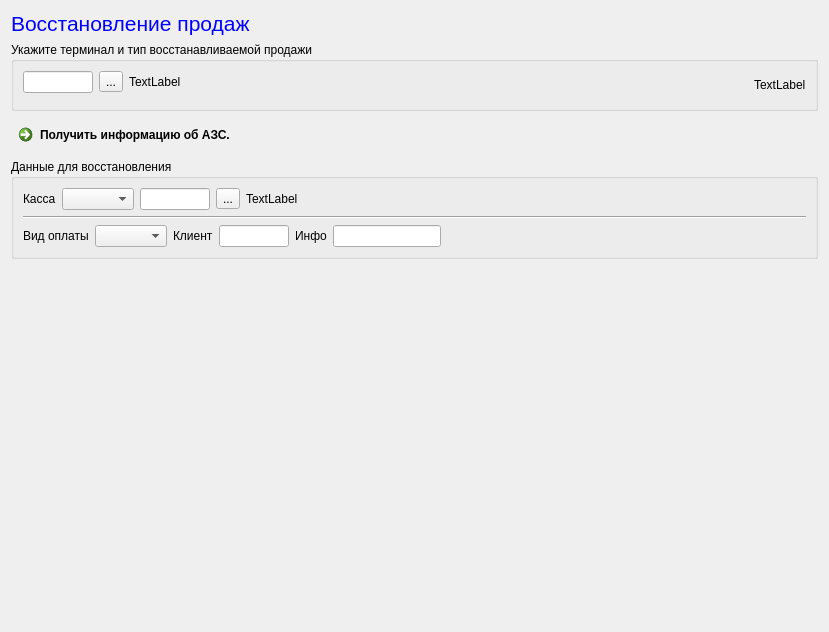
Before: the Qt Designer form lostcheckdialog.ui in rust3128/MPosEdit, drawn with Qt 5.
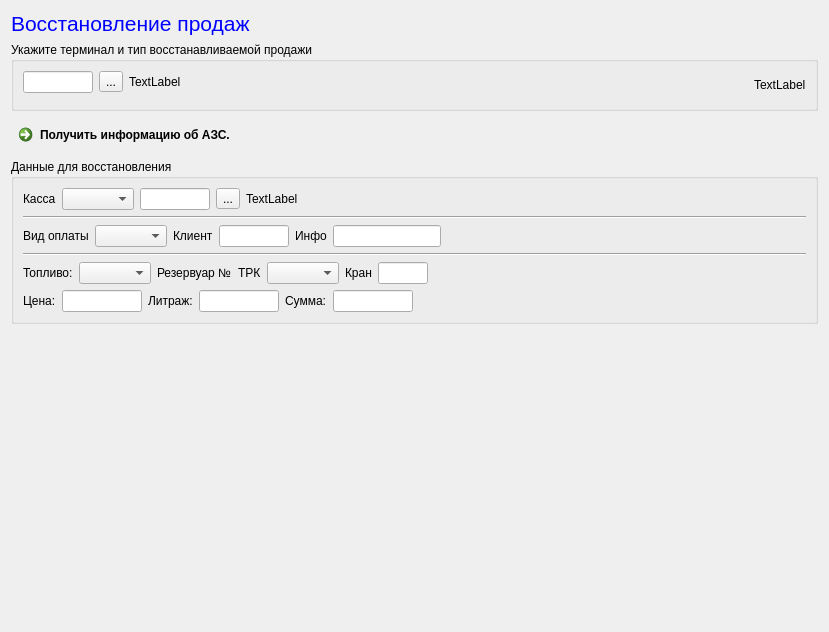
After: the same form once the commit is applied.

What changed in the file:
```diff
--- a/lostcheckdialog.ui
+++ b/lostcheckdialog.ui
@@ -13,7 +13,7 @@
   <property name="windowTitle">
    <string>Dialog</string>
   </property>
-  <layout class="QGridLayout" name="gridLayout">
+  <layout class="QGridLayout" name="gridLayout_3">
    <item row="0" column="0">
     <widget class="QLabel" name="label">
      <property name="font">
@@ -84,12 +84,33 @@
      </layout>
     </widget>
    </item>
+   <item row="2" column="0">
+    <widget class="QCommandLinkButton" name="commandLinkButton">
+     <property name="text">
+      <string>Получить информацию об АЗС.</string>
+     </property>
+    </widget>
+   </item>
    <item row="3" column="0">
     <widget class="QGroupBox" name="groupBoxShifts">
      <property name="title">
       <string>Данные для восстановления</string>
      </property>
-     <layout class="QGridLayout" name="gridLayout_3" columnstretch="0,0,1">
+     <layout class="QGridLayout" name="gridLayout">
+      <item row="0" column="0">
+       <layout class="QHBoxLayout" name="horizontalLayout_4">
+        <item>
+         <widget class="QLabel" name="label_2">
+          <property name="text">
+           <string>Касса</string>
+          </property>
+         </widget>
+        </item>
+        <item>
+         <widget class="QComboBox" name="comboBoxPoss"/>
+        </item>
+       </layout>
+      </item>
       <item row="0" column="1" colspan="2">
        <layout class="QHBoxLayout" name="horizontalLayout_2">
         <item>
@@ -124,6 +145,13 @@
         </item>
        </layout>
       </item>
+      <item row="1" column="0" colspan="3">
+       <widget class="Line" name="line">
+        <property name="orientation">
+         <enum>Qt::Horizontal</enum>
+        </property>
+       </widget>
+      </item>
       <item row="2" column="0" colspan="2">
        <layout class="QHBoxLayout" name="horizontalLayout_5">
         <item>
@@ -138,24 +166,10 @@
         </item>
        </layout>
       </item>
-      <item row="0" column="0">
-       <layout class="QHBoxLayout" name="horizontalLayout_4">
-        <item>
-         <widget class="QLabel" name="label_2">
-          <property name="text">
-           <string>Касса</string>
-          </property>
-         </widget>
-        </item>
-        <item>
-         <widget class="QComboBox" name="comboBoxPoss"/>
-        </item>
-       </layout>
-      </item>
       <item row="2" column="2">
        <layout class="QHBoxLayout" name="horizontalLayout_6">
         <item>
-         <widget class="QLabel" name="label_4">
+         <widget class="QLabel" name="labelClient">
           <property name="text">
            <string>Клиент</string>
           </property>
@@ -178,14 +192,14 @@
          </widget>
         </item>
         <item>
-         <widget class="QLabel" name="label_5">
+         <widget class="QLabel" name="labelInfo">
           <property name="text">
            <string>Инфо</string>
           </property>
          </widget>
         </item>
         <item>
-         <widget class="QLineEdit" name="lineEditShiftID_2">
+         <widget class="QLineEdit" name="lineEditClientInfo">
           <property name="sizePolicy">
            <sizepolicy hsizetype="Fixed" vsizetype="Fixed">
             <horstretch>0</horstretch>
@@ -215,13 +229,145 @@
         </item>
        </layout>
       </item>
-      <item row="1" column="0" colspan="3">
-       <widget class="Line" name="line">
+      <item row="3" column="0" colspan="3">
+       <widget class="Line" name="line_2">
         <property name="orientation">
          <enum>Qt::Horizontal</enum>
         </property>
        </widget>
       </item>
+      <item row="4" column="0" colspan="3">
+       <layout class="QHBoxLayout" name="horizontalLayout_3">
+        <item>
+         <widget class="QLabel" name="label_4">
+          <property name="text">
+           <string>Топливо:</string>
+          </property>
+         </widget>
+        </item>
+        <item>
+         <widget class="QComboBox" name="comboBoxFuels"/>
+        </item>
+        <item>
+         <widget class="QLabel" name="labelTanks">
+          <property name="text">
+           <string>Резервуар №</string>
+          </property>
+         </widget>
+        </item>
+        <item>
+         <widget class="QLabel" name="label_6">
+          <property name="text">
+           <string>ТРК</string>
+          </property>
+         </widget>
+        </item>
+        <item>
+         <widget class="QComboBox" name="comboBoxTRK"/>
+        </item>
+        <item>
+         <widget class="QLabel" name="label_7">
+          <property name="text">
+           <string>Кран</string>
+          </property>
+         </widget>
+        </item>
+        <item>
+         <widget class="QLineEdit" name="lineEditKran">
+          <property name="maximumSize">
+           <size>
+            <width>50</width>
+            <height>16777215</height>
+           </size>
+          </property>
+          <property name="readOnly">
+           <bool>true</bool>
+          </property>
+         </widget>
+        </item>
+        <item>
+         <spacer name="horizontalSpacer">
+          <property name="orientation">
+           <enum>Qt::Horizontal</enum>
+          </property>
+          <property name="sizeHint" stdset="0">
+           <size>
+            <width>40</width>
+            <height>20</height>
+           </size>
+          </property>
+         </spacer>
+        </item>
+       </layout>
+      </item>
+      <item row="5" column="0" colspan="3">
+       <layout class="QHBoxLayout" name="horizontalLayout_7">
+        <item>
+         <widget class="QLabel" name="label_5">
+          <property name="text">
+           <string>Цена:</string>
+          </property>
+         </widget>
+        </item>
+        <item>
+         <widget class="QLineEdit" name="lineEditPrice">
+          <property name="maximumSize">
+           <size>
+            <width>80</width>
+            <height>16777215</height>
+           </size>
+          </property>
+         </widget>
+        </item>
+        <item>
+         <widget class="QLabel" name="label_8">
+          <property name="text">
+           <string>Литраж:</string>
+          </property>
+         </widget>
+        </item>
+        <item>
+         <widget class="QLineEdit" name="lineEditGive">
+          <property name="maximumSize">
+           <size>
+            <width>80</width>
+            <height>16777215</height>
+           </size>
+          </property>
+         </widget>
+        </item>
+        <item>
+         <widget class="QLabel" name="label_9">
+          <property name="text">
+           <string>Сумма:</string>
+          </property>
+         </widget>
+        </item>
+        <item>
+         <widget class="QLineEdit" name="lineEditSum">
+          <property name="maximumSize">
+           <size>
+            <width>80</width>
+            <height>16777215</height>
+           </size>
+          </property>
+         </widget>
+        </item>
+        <item>
+         <spacer name="horizontalSpacer_3">
+          <property name="orientation">
+           <enum>Qt::Horizontal</enum>
+          </property>
+          <property name="sizeHint" stdset="0">
+           <size>
+            <width>40</width>
+            <height>20</height>
+           </size>
+          </property>
+         </spacer>
+        </item>
+       </layout>
+      </item>
      </layout>
     </widget>
    </item>
@@ -238,13 +384,6 @@
      </property>
     </spacer>
    </item>
-   <item row="2" column="0">
-    <widget class="QCommandLinkButton" name="commandLinkButton">
-     <property name="text">
-      <string>Получить информацию об АЗС.</string>
-     </property>
-    </widget>
-   </item>
   </layout>
  </widget>
  <resources/>
```
